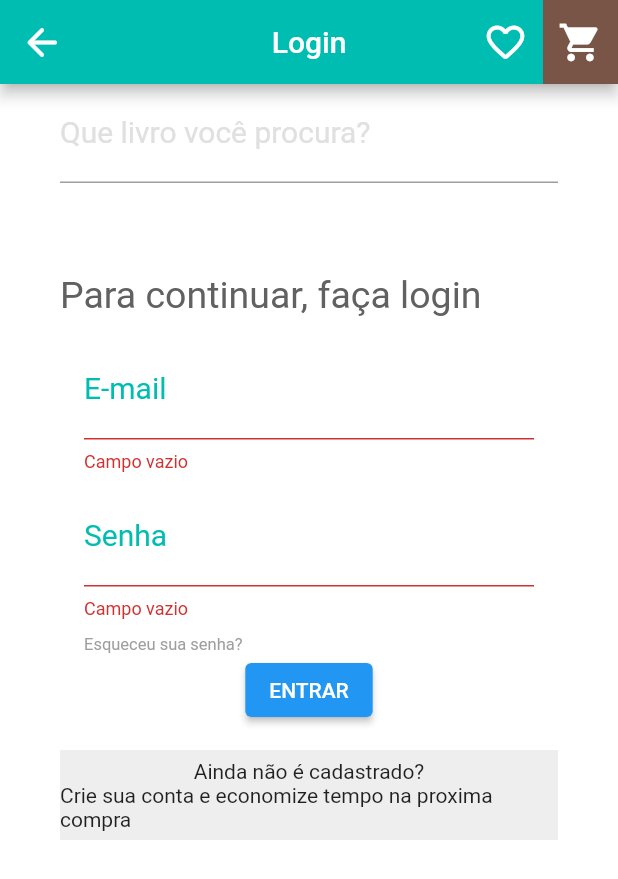
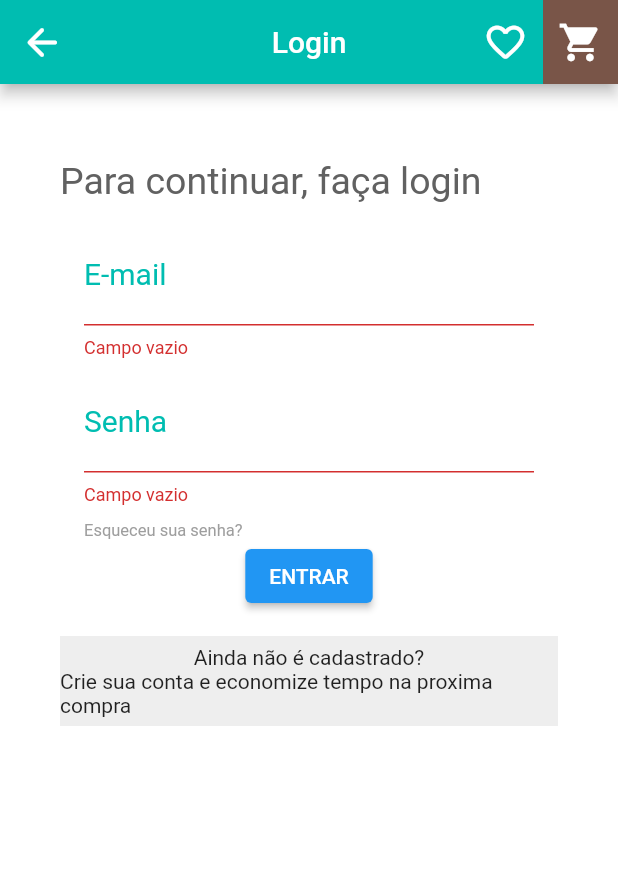
Before and after one commit to sandenson/flutter-bookstore, a Flutter app: the Login screen opened directly, after a tap on "ENTRAR", on a phone screen of 412 x 824 dp. Shown: the top 879 px of the screen. Run offline on Flutter 3.47's test engine with Material 2 defaults, Android fonts, the phone set to English and light mode, and no system bars; network calls fail.

Commit message:
fix: Algumas estilizações no formulário de login

```diff
--- a/lib/login_page.dart
+++ b/lib/login_page.dart
@@ -45,20 +45,8 @@ class Login extends StatelessWidget {
         color: Colors.white,
         child: ListView(
           children: <Widget>[
-            TextFormField(
-              keyboardType: TextInputType.text,
-              decoration: InputDecoration(
-                labelText: "Que livro você procura?",
-                labelStyle: TextStyle(
-                  color: Colors.grey.shade300,
-                  fontWeight: FontWeight.w400,
-                  fontSize: 20,
-                ),
-              ),
-              style: TextStyle(fontSize: 20),
-            ),
             SizedBox(
-              height: 60,
+              height: 50,
             ),
             Text("Para continuar, faça login",
                 style: TextStyle(
@@ -102,12 +90,18 @@ class _FormPageState extends State<FormPage> {
               TextFormField(
                 validator: (value) {
                   if (value.isEmpty) return "Campo vazio";
-                    if (!value.contains('@')) return "Email não valido";
-                    if (!value.contains('.com')) return "Email não valido";
+                  if (!value.contains('@')) return "Email não válido";
+                  if (!value.contains('.com')) return "Email não válido";
                   return null;
                 },
                 keyboardType: TextInputType.emailAddress,
                 decoration: InputDecoration(
+                  focusedBorder: UnderlineInputBorder(
+                    borderSide: BorderSide(
+                      color: Color(0xFF00bdb1),
+                      width: 2.0,
+                    ),
+                  ),
                   labelText: "E-mail",
                   labelStyle: TextStyle(
                     color: Color(0xFF00bdb1),
@@ -115,19 +109,26 @@ class _FormPageState extends State<FormPage> {
                     fontSize: 20,
                   ),
                 ),
-                  style: TextStyle(fontSize: 20)),
+                style: TextStyle(fontSize: 20),
+              ),
               SizedBox(
                 height: 10,
               ),
               TextFormField(
                 validator: (value) {
                   if (value.isEmpty) return "Campo vazio";
-                  if (value.length < 8) return "Minimo de 8 caracteres";
+                  if (value.length < 8) return "Mínimo de 8 caracteres";
                   return null;
                 },
                 keyboardType: TextInputType.text,
                 obscureText: true,
                 decoration: InputDecoration(
+                  focusedBorder: UnderlineInputBorder(
+                    borderSide: BorderSide(
+                      color: Color(0xFF00bdb1),
+                      width: 2.0,
+                    ),
+                  ),
                   labelText: "Senha",
                   labelStyle: TextStyle(
                     color: Color(0xFF00bdb1),
--- a/lib/main.dart
+++ b/lib/main.dart
@@ -6,6 +6,7 @@ import 'home.dart';
 void main() {
   runApp(
     MaterialApp(
+      title: 'Flutter Library',
       home: HomePage(),
       debugShowCheckedModeBanner: false,
     ),
```
Lines whose indentation alone changed are shown as unchanged.
